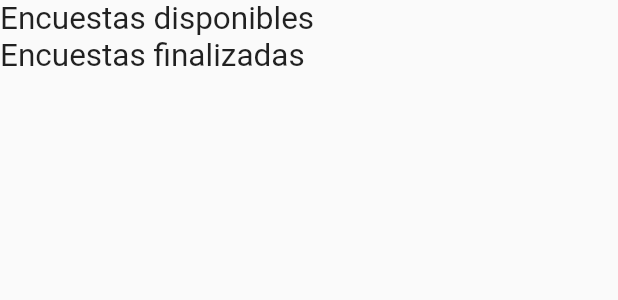
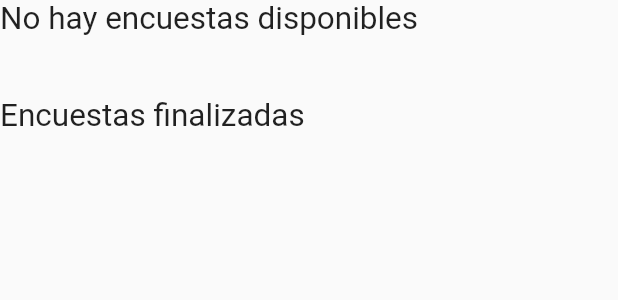
Before and after one commit to gr33n4sp4ragu5/flutter-app, a Flutter app: the Surveys widget shown alone on an empty page, opened directly, on a phone screen of 412 x 824 dp. Shown: the top 300 px of the screen. Run offline on Flutter 3.47's test engine with Material 2 defaults, Android fonts, the phone set to English and light mode, and no system bars; our stand-ins replace animate_do, another_flushbar, flutter_local_notifications, permission_handler, shared_preferences; missing offline and left inert: health, research_package; accounts and stored records are empty; network calls fail; statements that could not run were skipped.

Commit message:
feat(#33): Change message to no available surveys when there are no available surveys and added some padding

```diff
--- a/lib/pages/surveys.dart
+++ b/lib/pages/surveys.dart
@@ -35,12 +35,20 @@ class _SurveysState extends State<Surveys> {
     preloadedSurveys.preloadSurveys();
     List<CIMSurvey> surveys = preloadedSurveys.preloaded_surveys;
     List<CIMSurvey> available_surveys = surveys.where((survey) => SurveyState.NEW == survey.state).toList();
-    List<Widget> formattedSurveys = [
-      Text(
+    List<Widget> formattedSurveys = [];
+    available_surveys.forEach((element) {formattedSurveys.add(surveyToWidget(context, element.title, element.surveyPage));});
+    if(formattedSurveys.isNotEmpty) {
+      formattedSurveys.insert(0,Text(
         "Encuestas disponibles",
         style: DefaultTextStyle.of(context).style.apply(fontSizeFactor: 1.5),
-      )];
-    available_surveys.forEach((element) {formattedSurveys.add(surveyToWidget(context, element.title, element.surveyPage));});
+      ));
+    } else {
+      formattedSurveys.insert(0,Text(
+        "No hay encuestas disponibles",
+        style: DefaultTextStyle.of(context).style.apply(fontSizeFactor: 1.5),
+      ));
+    }
+    formattedSurveys.add(Padding(padding: const EdgeInsets.all(20.0),));
     return formattedSurveys;
   }
 
```
